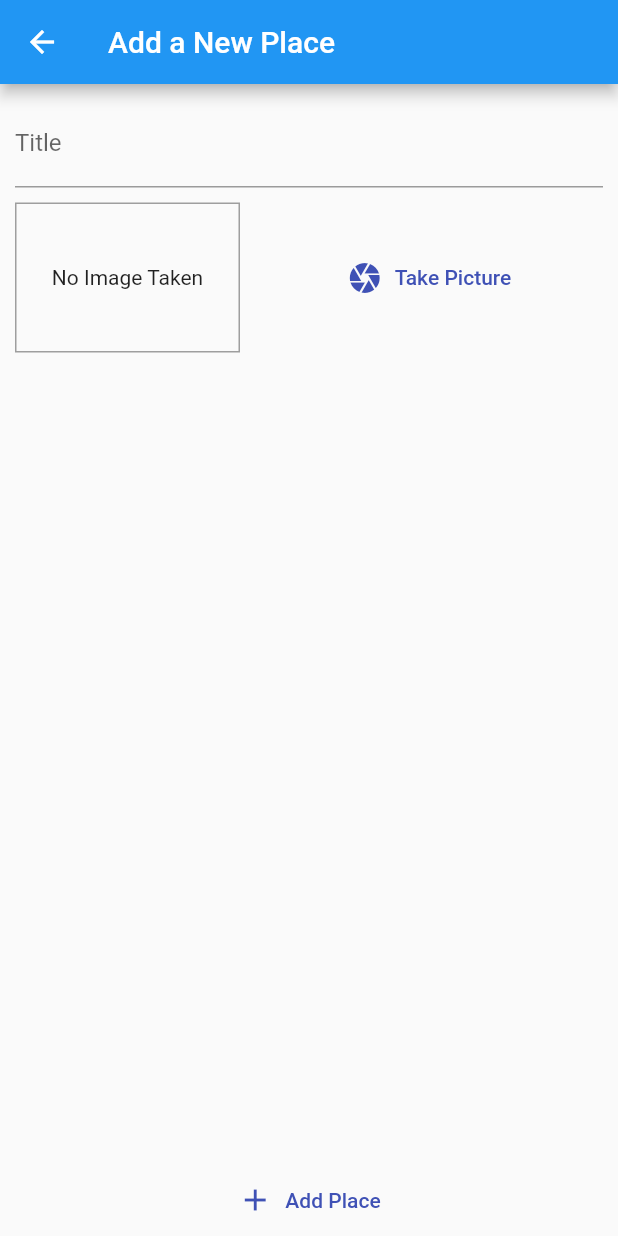
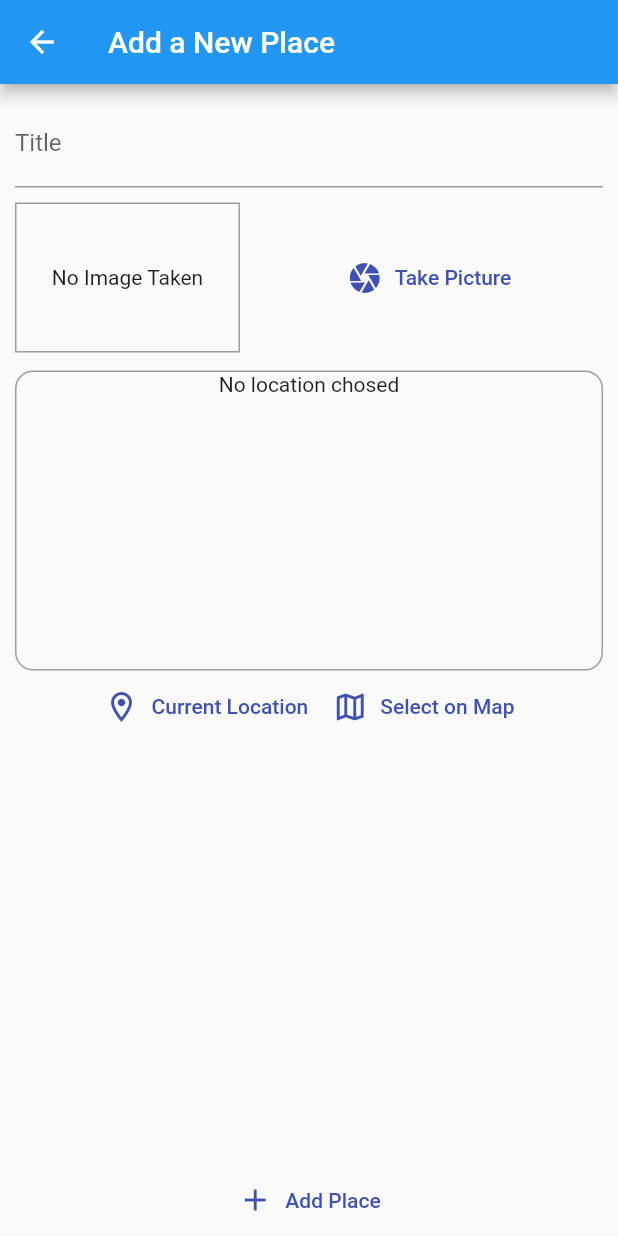
Before and after one commit to alpersln/Flutter-Places-to_visit, a Flutter app: the AddPlaceScreen screen opened by its route, on a phone screen of 412 x 824 dp. Run offline on Flutter 3.47's test engine with Material 2 defaults, Android fonts, the phone set to English and light mode, and no system bars; our stand-ins replace image_picker, location, sqflite; accounts and stored records are empty.

Commit message:
added static image of current location

```diff
--- /dev/null
+++ b/lib/helpers/location_helper.dart
@@ -0,0 +1,12 @@
+const MAPQUEST_API_KEY =
+    'pk.eyJ1IjoiZGlzdGlycSIsImEiOiJjbDFrenh4bmgwNDlrM2pvYjl0bG5xZTBkIn0.kUKpEAkYRQa1uL_b-_MMkg';
+
+class LocationHelper {
+  static String generateLocationPreviewImage(
+      {double? latitude, double? longitude}) {
+    return 'https://api.mapbox.com/styles/v1/mapbox/streets-v11/static/pin-l($longitude,$latitude)/$longitude,$latitude,14.25,0,0/600x300?access_token=$MAPQUEST_API_KEY';
+  }
+}
+
+
+//https://www.mapquestapi.com/staticmap/v5/map?key=KEY&center=New+York&size=1100,500@2x
--- a/lib/screens/add_place_screen/add_place_screen.dart
+++ b/lib/screens/add_place_screen/add_place_screen.dart
@@ -2,6 +2,7 @@ import 'dart:io';
 
 import 'package:flutter/material.dart';
 import 'package:places_to_visit/providers/user_places.dart';
+import 'package:places_to_visit/screens/add_place_screen/widgets/location_input.dart';
 import 'package:provider/provider.dart';
 
 import 'widgets/image_input.dart';
@@ -56,6 +57,10 @@ class _AddPlaceScreenState extends State<AddPlaceScreen> {
                     ImageInput(
                       onSelectImage: _selectImage,
                     ),
+                    SizedBox(
+                      height: 12,
+                    ),
+                    LocationInput(),
                   ],
                 ),
               ),
--- /dev/null
+++ b/lib/screens/add_place_screen/widgets/location_input.dart
@@ -0,0 +1,69 @@
+import 'package:flutter/material.dart';
+import 'package:location/location.dart';
+import 'package:places_to_visit/helpers/location_helper.dart';
+
+class LocationInput extends StatefulWidget {
+  const LocationInput({Key? key}) : super(key: key);
+
+  @override
+  State<LocationInput> createState() => _LocationInputState();
+}
+
+class _LocationInputState extends State<LocationInput> {
+  String? _previewImageUrl;
+
+  Future<void> _getCurrentLocation() async {
+    final locationData = await Location().getLocation();
+    final staticMapImageUrl = LocationHelper.generateLocationPreviewImage(
+        latitude: locationData.latitude!, longitude: locationData.longitude!);
+    print(locationData.latitude);
+    print(locationData.longitude);
+    setState(() {
+      _previewImageUrl = staticMapImageUrl;
+    });
+  }
+
+  @override
+  Widget build(BuildContext context) {
+    return Column(
+      children: [
+        Container(
+          decoration: BoxDecoration(
+              border: Border.all(width: 1, color: Colors.grey),
+              borderRadius: BorderRadius.circular(12)),
+          width: double.infinity,
+          height: 200,
+          child: _previewImageUrl == null
+              ? const Text(
+                  "No location chosed",
+                  textAlign: TextAlign.center,
+                )
+              : Image.network(
+                  _previewImageUrl!,
+                  fit: BoxFit.cover,
+                  width: double.infinity,
+                ),
+        ),
+        Row(
+          mainAxisAlignment: MainAxisAlignment.center,
+          children: [
+            TextButton.icon(
+                style: TextButton.styleFrom(
+                  primary: Theme.of(context).primaryColor,
+                ),
+                onPressed: _getCurrentLocation,
+                icon: Icon(Icons.location_on_outlined),
+                label: Text("Current Location")),
+            TextButton.icon(
+                style: TextButton.styleFrom(
+                  primary: Theme.of(context).primaryColor,
+                ),
+                onPressed: () {},
+                icon: Icon(Icons.map_outlined),
+                label: Text("Select on Map")),
+          ],
+        )
+      ],
+    );
+  }
+}
--- a/pubspec.yaml
+++ b/pubspec.yaml
@@ -34,7 +34,7 @@ dependencies:
   path_provider: ^2.0.9
   path: ^1.8.0
   sqflite: ^2.0.2
-
+  location: ^4.3.0
 
   # The following adds the Cupertino Icons font to your application.
   # Use with the CupertinoIcons class for iOS style icons.
```
Also changed, not shown: pubspec.lock, 2 other files.
